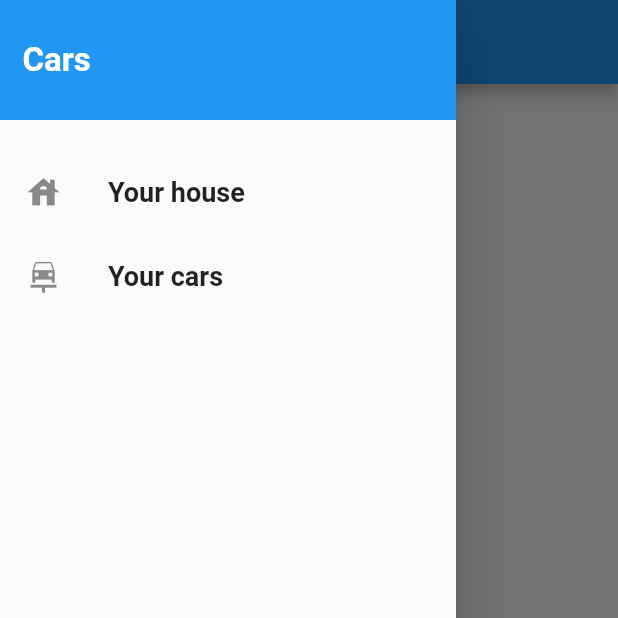
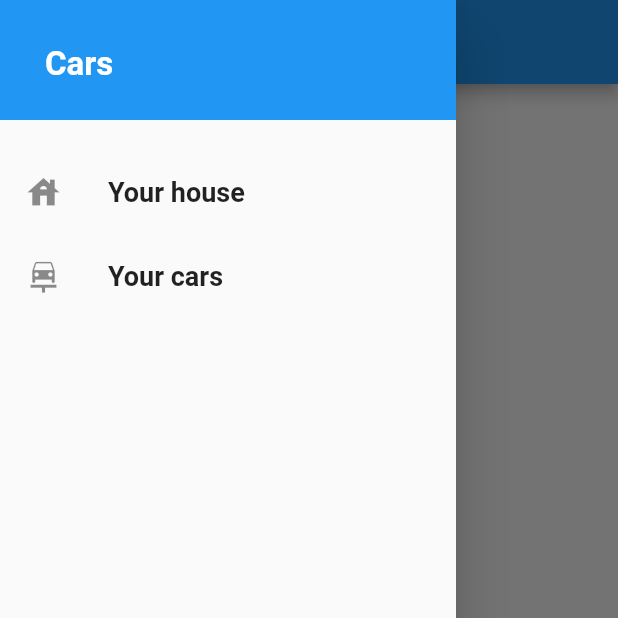
Before and after one commit to Kuutioo/CarApp, a Flutter app: the screen it shows after launch, with the side drawer open, on a phone screen of 412 x 824 dp, the top half of it. Run offline on Flutter 3.47's test engine with Material 2 defaults, Android fonts, the phone set to English and light mode, and no system bars; our stand-ins replace cloud_firestore, firebase_core, flutter_map, latlong2; accounts and stored records are empty.

Commit message:
drawer pushnamed

```diff
--- a/car_app/lib/widgets/main_drawer.dart
+++ b/car_app/lib/widgets/main_drawer.dart
@@ -1,7 +1,8 @@
+import 'package:car_app/pages/car_location_page.dart';
 import 'package:flutter/material.dart';
 
 class MainDrawer extends StatelessWidget {
-  Widget buildListTile(String title, IconData icon) {
+  Widget buildListTile(String title, IconData icon, VoidCallback tapHandler) {
     return ListTile(
       leading: Icon(
         icon,
@@ -14,7 +15,7 @@ class MainDrawer extends StatelessWidget {
           fontWeight: FontWeight.bold,
         ),
       ),
-      onTap: () {},
+      onTap: tapHandler,
     );
   }
 
@@ -29,12 +30,13 @@ class MainDrawer extends StatelessWidget {
             padding: const EdgeInsets.all(15),
             alignment: Alignment.centerLeft,
             color: Theme.of(context).primaryColor,
-            child: const Text(
-              'Cars',
-              style: TextStyle(
-                  fontWeight: FontWeight.w700,
-                  fontSize: 22,
-                  color: Colors.white),
+            child: const Padding(
+              padding: EdgeInsets.all(15.0),
+              child: Text('Cars',
+                  style: TextStyle(
+                      fontWeight: FontWeight.w700,
+                      fontSize: 22,
+                      color: Colors.white)),
             ),
           ),
           const SizedBox(
@@ -43,10 +45,14 @@ class MainDrawer extends StatelessWidget {
           buildListTile(
             'Your house',
             Icons.house,
+            () {},
           ),
           buildListTile(
             'Your cars',
             Icons.car_repair,
+            () {
+              Navigator.of(context).pushReplacementNamed('/');
+            },
           )
         ],
       ),
```
